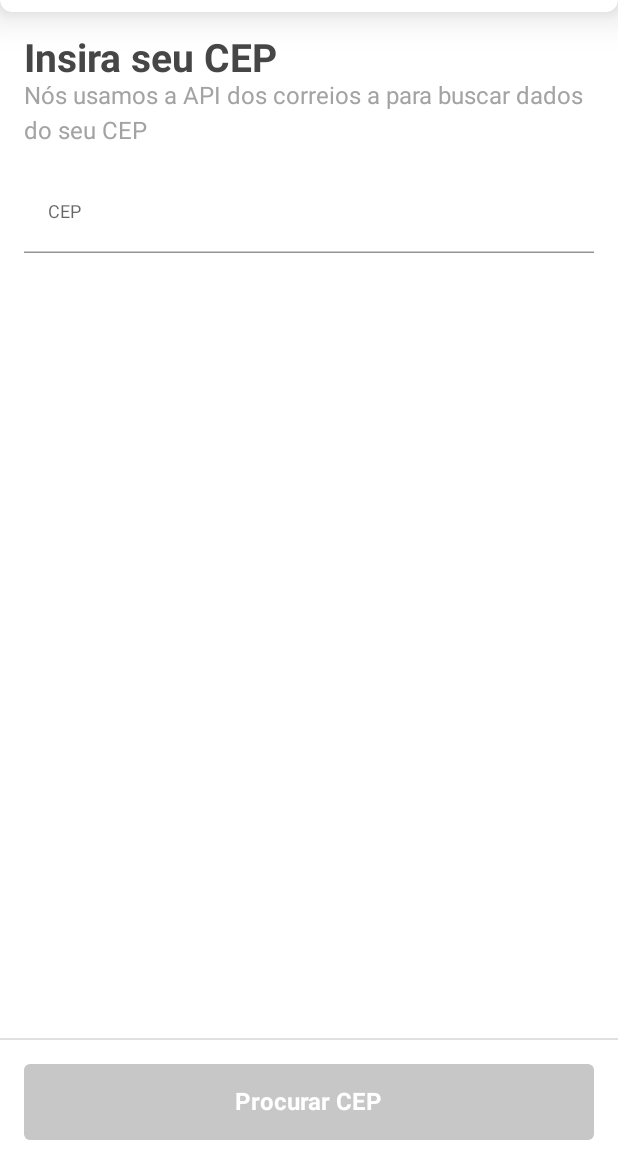
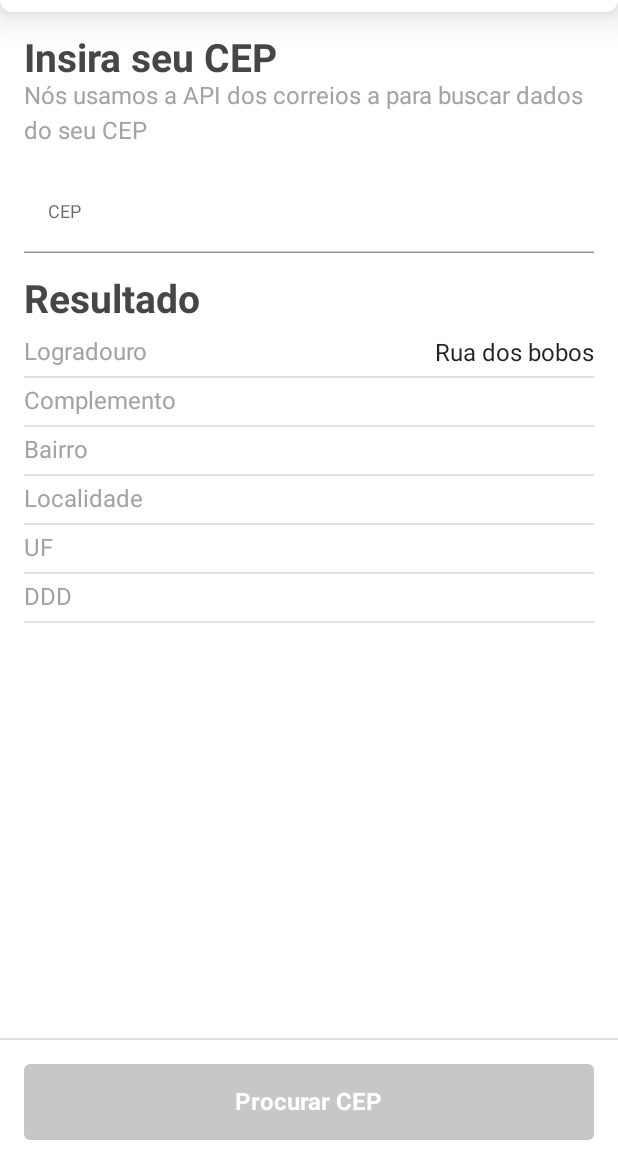
Before and after one commit to DevCapu/TestsWithCompose, an Android app built with Jetpack Compose: the @Preview function DefaultPreview, on a phone screen of 412 x 824 dp, the part 72-1236 px from its top. Run offline under Robolectric (Android 15) with nearby library versions, the phone set to English and light mode, and no system bars.

Commit message:
extrai componentes

```diff
--- a/app/src/main/java/br/com/devcapu/jetpackcomposetest/MainActivity.kt
+++ b/app/src/main/java/br/com/devcapu/jetpackcomposetest/MainActivity.kt
@@ -5,32 +5,23 @@ import androidx.activity.ComponentActivity
 import androidx.activity.compose.setContent
 import androidx.compose.foundation.background
 import androidx.compose.foundation.layout.*
-import androidx.compose.foundation.shape.RoundedCornerShape
-import androidx.compose.foundation.text.KeyboardActions
-import androidx.compose.foundation.text.KeyboardOptions
 import androidx.compose.material.*
 import androidx.compose.runtime.*
 import androidx.compose.ui.Alignment
 import androidx.compose.ui.Modifier
-import androidx.compose.ui.draw.shadow
-import androidx.compose.ui.graphics.Color
 import androidx.compose.ui.res.stringResource
 import androidx.compose.ui.text.font.FontWeight
-import androidx.compose.ui.text.input.ImeAction
-import androidx.compose.ui.text.input.KeyboardType
-import androidx.compose.ui.text.style.TextAlign.Companion.Center
 import androidx.compose.ui.tooling.preview.Preview
 import androidx.compose.ui.unit.dp
+import br.com.devcapu.jetpackcomposetest.data.CepRepository
+import br.com.devcapu.jetpackcomposetest.data.Result
 import br.com.devcapu.jetpackcomposetest.extensions.isAValidCep
+import br.com.devcapu.jetpackcomposetest.ui.components.AppBar
+import br.com.devcapu.jetpackcomposetest.ui.components.ResultsFromSearch
+import br.com.devcapu.jetpackcomposetest.ui.components.SearchSection
 import br.com.devcapu.jetpackcomposetest.ui.theme.Disabled
 import br.com.devcapu.jetpackcomposetest.ui.theme.JetpackComposeTestTheme
 import br.com.devcapu.jetpackcomposetest.ui.theme.White
-
-data class UiState(
-    val cep: String = "",
-    val isShowingError: Boolean = false,
-    var isButtonEnabled: Boolean = false,
-)
 
 class MainActivity : ComponentActivity() {
     override fun onCreate(savedInstanceState: Bundle?) {
@@ -41,19 +32,26 @@ class MainActivity : ComponentActivity() {
                 SearchScreen(
                     uiState = state,
                     onCepChanged = {
-                        state = state.copy(
-                            cep = it,
-                            isButtonEnabled = state.cep.isAValidCep()
-                        )
+                        state = state.copy(cep = it, isButtonEnabled = it.isAValidCep())
                     },
                     onButtonClicked = {
-                        val cep = state.cep
-                        state = state.copy(
-                            isShowingError = cep.contains(",") || cep.contains(".")
-                        )
+                        state = search(state)
                     }
                 )
             }
+        }
+    }
+
+    private fun search(state: UiState): UiState {
+        val cep = state.cep
+        val showError = cep.contains(",") || cep.contains(".")
+        return if (showError) {
+            state.copy(isShowingError = showError)
+        } else {
+            state.copy(
+                result = CepRepository().search(cep),
+                isShowingError = false
+            )
         }
     }
 }
@@ -65,54 +63,24 @@ fun SearchScreen(
     onButtonClicked: () -> Unit,
 ) {
     Scaffold(topBar = { AppBar() }) {
-        Box(modifier = Modifier.fillMaxSize().background(color = White)) {
+        Box(modifier = Modifier
+            .fillMaxSize()
+            .background(color = White)) {
             Column(
                 modifier = Modifier
                     .fillMaxSize()
                     .padding(top = 16.dp)
                     .padding(horizontal = 16.dp)
             ) {
-                Text(
-                    text = stringResource(R.string.insert_cep_label),
-                    style = MaterialTheme.typography.h4
+                SearchSection(
+                    uiState = uiState,
+                    onCepChanged = onCepChanged,
+                    onButtonClicked = onButtonClicked
                 )
-
-                Text(
-                    text = stringResource(R.string.search_info),
-                    style = MaterialTheme.typography.body1
-                )
-
-                TextField(
-                    modifier = Modifier.padding(top = 16.dp).fillMaxWidth(),
-                    value = uiState.cep,
-                    onValueChange = onCepChanged,
-                    label = {
-                        Text(
-                            text = stringResource(R.string.cep_label),
-                            style = MaterialTheme.typography.caption
-                        )
-                    },
-                    singleLine = true,
-                    colors = TextFieldDefaults.textFieldColors(
-                        backgroundColor = Color.Transparent,
-                        focusedIndicatorColor = MaterialTheme.colors.primary,
-                        focusedLabelColor = MaterialTheme.colors.primary
-                    ),
-                    keyboardOptions = KeyboardOptions(
-                        keyboardType = KeyboardType.Number,
-                        imeAction = ImeAction.Search
-                    ),
-                    keyboardActions = KeyboardActions(onSearch = { onButtonClicked() }),
-                    isError = uiState.isShowingError,
-                )
-                if (uiState.isShowingError) {
-                    Text(text = stringResource(R.string.error_message))
-                }
+                uiState.result?.let { ResultsFromSearch(result = it) }
             }
 
-            Column(
-                modifier = Modifier.align(Alignment.BottomCenter)
-            ) {
+            Column(modifier = Modifier.align(Alignment.BottomCenter)) {
                 Divider(modifier = Modifier.fillMaxWidth())
                 Button(
                     modifier = Modifier
@@ -137,27 +105,6 @@ fun SearchScreen(
     }
 }
 
-@Composable
-private fun AppBar() {
-    TopAppBar(
-        modifier = Modifier.shadow(
-            elevation = 16.dp,
-            shape = RoundedCornerShape(
-                bottomStart = 8.dp,
-                bottomEnd = 8.dp
-            )
-        ),
-        backgroundColor = Color.White,
-    ) {
-        Text(
-            modifier = Modifier.fillMaxWidth(),
-            text = stringResource(id = R.string.app_name),
-            textAlign = Center,
-            style = MaterialTheme.typography.body2
-        )
-    }
-}
-
 @Preview(
     showBackground = true,
     showSystemUi = true
@@ -166,9 +113,19 @@ private fun AppBar() {
 fun DefaultPreview() {
     JetpackComposeTestTheme {
         SearchScreen(
-            uiState = UiState(),
+            uiState = UiState(
+                result = Result(
+                    "",
+                    "Rua dos bobos",
+                    "",
+                    "",
+                    "",
+                    "",
+                    ""
+                )
+            ),
             onCepChanged = {},
-            onButtonClicked = {}
+            onButtonClicked = {},
         )
     }
 }
--- /dev/null
+++ b/app/src/main/java/br/com/devcapu/jetpackcomposetest/UiState.kt
@@ -0,0 +1,10 @@
+package br.com.devcapu.jetpackcomposetest
+
+import br.com.devcapu.jetpackcomposetest.data.Result
+
+data class UiState(
+    val cep: String = "",
+    val isShowingError: Boolean = false,
+    var isButtonEnabled: Boolean = false,
+    var result: Result? = null,
+)
--- /dev/null
+++ b/app/src/main/java/br/com/devcapu/jetpackcomposetest/data/CepRepository.kt
@@ -0,0 +1,25 @@
+package br.com.devcapu.jetpackcomposetest.data
+
+class CepRepository {
+
+    fun search(cep: String) =
+        Result(
+            cep = "01001-000",
+            logradrouro = "Rua dos Bobos",
+            complemento = "lado ímpar",
+            bairro = "Sé",
+            localidade = "São Paulo",
+            uf = "SP",
+            ddd = "11"
+        )
+}
+
+data class Result(
+    val cep: String,
+    val logradrouro: String,
+    val complemento: String,
+    val bairro: String,
+    val localidade: String,
+    val uf: String,
+    val ddd: String,
+)
--- /dev/null
+++ b/app/src/main/java/br/com/devcapu/jetpackcomposetest/ui/components/AppBar.kt
@@ -0,0 +1,36 @@
+package br.com.devcapu.jetpackcomposetest.ui.components
+
+import androidx.compose.foundation.layout.fillMaxWidth
+import androidx.compose.foundation.shape.RoundedCornerShape
+import androidx.compose.material.MaterialTheme
+import androidx.compose.material.Text
+import androidx.compose.material.TopAppBar
+import androidx.compose.runtime.Composable
+import androidx.compose.ui.Modifier
+import androidx.compose.ui.draw.shadow
+import androidx.compose.ui.graphics.Color
+import androidx.compose.ui.res.stringResource
+import androidx.compose.ui.text.style.TextAlign
+import androidx.compose.ui.unit.dp
+import br.com.devcapu.jetpackcomposetest.R
+
+@Composable
+fun AppBar() {
+    TopAppBar(
+        modifier = Modifier.shadow(
+            elevation = 16.dp,
+            shape = RoundedCornerShape(
+                bottomStart = 8.dp,
+                bottomEnd = 8.dp
+            )
+        ),
+        backgroundColor = Color.White,
+    ) {
+        Text(
+            modifier = Modifier.fillMaxWidth(),
+            text = stringResource(id = R.string.app_name),
+            textAlign = TextAlign.Center,
+            style = MaterialTheme.typography.body2
+        )
+    }
+}
--- /dev/null
+++ b/app/src/main/java/br/com/devcapu/jetpackcomposetest/ui/components/Result.kt
@@ -0,0 +1,73 @@
+package br.com.devcapu.jetpackcomposetest.ui.components
+
+import androidx.compose.foundation.layout.*
+import androidx.compose.material.Divider
+import androidx.compose.material.MaterialTheme
+import androidx.compose.material.Text
+import androidx.compose.runtime.Composable
+import androidx.compose.ui.Alignment
+import androidx.compose.ui.Modifier
+import androidx.compose.ui.res.stringResource
+import androidx.compose.ui.unit.dp
+import androidx.compose.ui.unit.sp
+import br.com.devcapu.jetpackcomposetest.R
+import br.com.devcapu.jetpackcomposetest.data.Result
+
+@Composable
+fun ResultsFromSearch(result: Result) {
+    Text(
+        modifier = Modifier
+            .fillMaxWidth()
+            .padding(top = 16.dp),
+        text = stringResource(R.string.result_label),
+        style = MaterialTheme.typography.h4
+    )
+    Column(
+        modifier = Modifier
+            .fillMaxWidth()
+            .padding(top = 8.dp),
+        verticalArrangement = Arrangement.spacedBy(4.dp)
+    ) {
+        ResultItem(
+            title = stringResource(R.string.logradouro_label),
+            value = result.logradrouro
+        )
+        ResultItem(
+            title = stringResource(R.string.complmento_label),
+            value = result.complemento
+        )
+        ResultItem(
+            title = stringResource(R.string.bairro_label),
+            value = result.bairro
+        )
+        ResultItem(
+            title = stringResource(R.string.localidade_label),
+            value = result.localidade
+        )
+        ResultItem(
+            title = stringResource(R.string.uf_label),
+            value = result.uf
+        )
+        ResultItem(
+            title = stringResource(R.string.ddd_label),
+            value = result.ddd
+        )
+    }
+}
+
+@Composable
+private fun ResultItem(title: String, value: String) {
+    Row(
+        modifier = Modifier.fillMaxWidth(),
+        horizontalArrangement = Arrangement.SpaceBetween,
+        verticalAlignment = Alignment.CenterVertically
+    ) {
+        Text(text = title)
+        Text(
+            text = value,
+            style = MaterialTheme.typography.caption,
+            fontSize = 16.sp
+        )
+    }
+    Divider(Modifier.fillMaxWidth())
+}
--- /dev/null
+++ b/app/src/main/java/br/com/devcapu/jetpackcomposetest/ui/components/Search.kt
@@ -0,0 +1,66 @@
+package br.com.devcapu.jetpackcomposetest.ui.components
+
+import androidx.compose.foundation.layout.fillMaxWidth
+import androidx.compose.foundation.layout.padding
+import androidx.compose.foundation.text.KeyboardActions
+import androidx.compose.foundation.text.KeyboardOptions
+import androidx.compose.material.MaterialTheme
+import androidx.compose.material.Text
+import androidx.compose.material.TextField
+import androidx.compose.material.TextFieldDefaults
+import androidx.compose.runtime.Composable
+import androidx.compose.ui.Modifier
+import androidx.compose.ui.graphics.Color
+import androidx.compose.ui.res.stringResource
+import androidx.compose.ui.text.input.ImeAction
+import androidx.compose.ui.text.input.KeyboardType
+import androidx.compose.ui.unit.dp
+import br.com.devcapu.jetpackcomposetest.R
+import br.com.devcapu.jetpackcomposetest.UiState
+
+
+@Composable
+fun SearchSection(
+    uiState: UiState,
+    onCepChanged: (String) -> Unit,
+    onButtonClicked: () -> Unit,
+) {
+    Text(
+        text = stringResource(R.string.insert_cep_label),
+        style = MaterialTheme.typography.h4
+    )
+
+    Text(
+        text = stringResource(R.string.search_info),
+        style = MaterialTheme.typography.body1
+    )
+
+    TextField(
+        modifier = Modifier
+            .padding(top = 16.dp)
+            .fillMaxWidth(),
+        value = uiState.cep,
+        onValueChange = onCepChanged,
+        label = {
+            Text(
+                text = stringResource(R.string.cep_label),
+                style = MaterialTheme.typography.caption
+            )
+        },
+        singleLine = true,
+        colors = TextFieldDefaults.textFieldColors(
+            backgroundColor = Color.Transparent,
+            focusedIndicatorColor = MaterialTheme.colors.primary,
+            focusedLabelColor = MaterialTheme.colors.primary
+        ),
+        keyboardOptions = KeyboardOptions(
+            keyboardType = KeyboardType.Number,
+            imeAction = ImeAction.Search
+        ),
+        keyboardActions = KeyboardActions(onSearch = { onButtonClicked() }),
+        isError = uiState.isShowingError,
+    )
+    if (uiState.isShowingError) {
+        Text(text = stringResource(R.string.error_message))
+    }
+}
--- a/app/src/main/res/values/strings.xml
+++ b/app/src/main/res/values/strings.xml
@@ -5,4 +5,11 @@
     <string name="cep_label">CEP</string>
     <string name="search_cep_button">Procurar CEP</string>
     <string name="error_message">CEP inválido</string>
+    <string name="logradouro_label">Logradouro</string>
+    <string name="complmento_label">Complemento</string>
+    <string name="bairro_label">Bairro</string>
+    <string name="localidade_label">Localidade</string>
+    <string name="uf_label">UF</string>
+    <string name="ddd_label">DDD</string>
+    <string name="result_label">Resultado</string>
 </resources>
```
